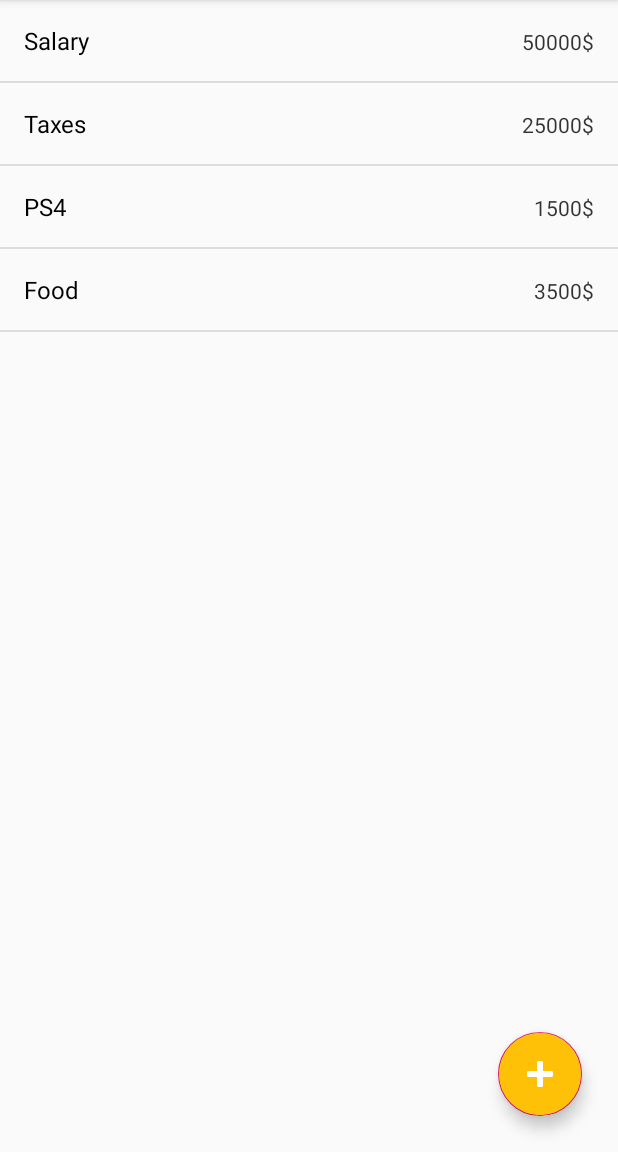
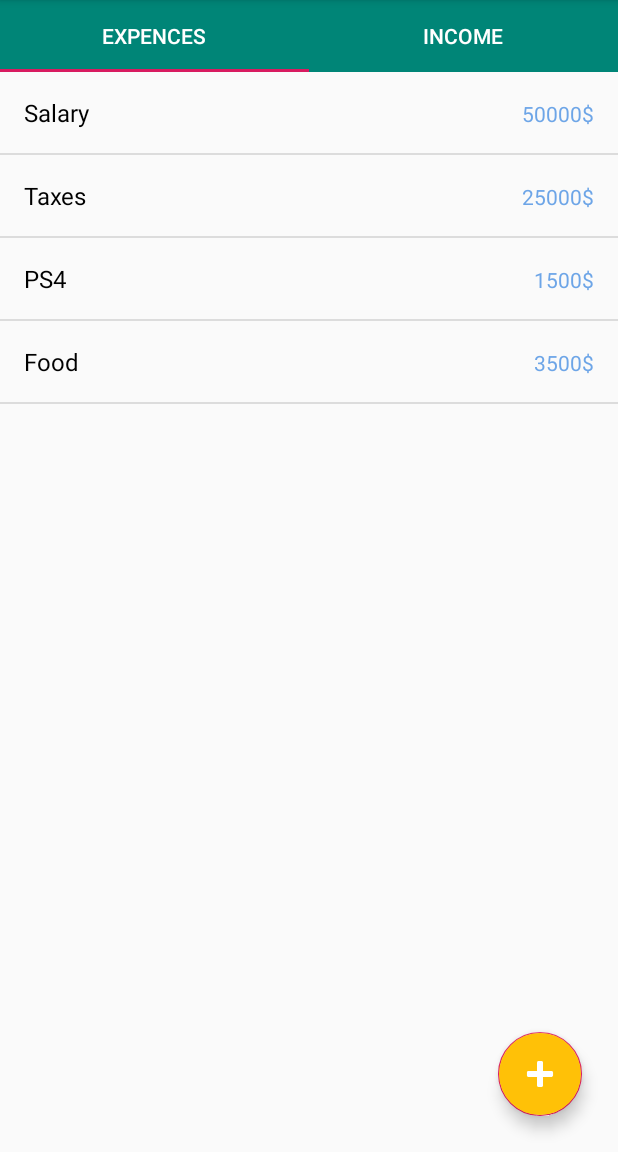
Before and after one commit to TreenD-D/LoftMon, an Android app: the screen it shows after launch (MainActivity), on a phone screen of 412 x 824 dp, the part 84-1236 px from its top. Run offline under Robolectric (Android 15) with nearby library versions, the phone set to English and light mode, and no system bars; 1 statement that could not run was skipped.

Commit message:
fragments

```diff
--- /dev/null
+++ b/app/src/main/java/com/achulkov/loftmon/BudgetFragment.java
@@ -0,0 +1,96 @@
+package com.achulkov.loftmon;
+
+import android.content.Intent;
+import android.os.Bundle;
+import android.view.LayoutInflater;
+import android.view.View;
+import android.view.ViewGroup;
+import android.widget.Button;
+
+import com.achulkov.loftmon.list.ItemsAdapter;
+import com.achulkov.loftmon.list.MoneyItem;
+import com.google.android.material.floatingactionbutton.FloatingActionButton;
+
+import java.util.ArrayList;
+import java.util.List;
+
+import androidx.annotation.NonNull;
+import androidx.annotation.Nullable;
+import androidx.fragment.app.Fragment;
+import androidx.recyclerview.widget.DividerItemDecoration;
+import androidx.recyclerview.widget.LinearLayoutManager;
+import androidx.recyclerview.widget.RecyclerView;
+
+import static android.app.Activity.RESULT_OK;
+
+public class BudgetFragment extends Fragment {
+
+    private static final int ADD_ITEM = 10;
+    private ItemsAdapter itemsAdapter = new ItemsAdapter();
+
+    @Nullable
+    @Override
+    public View onCreateView(
+            @NonNull final LayoutInflater inflater,
+            @Nullable final ViewGroup container,
+            @Nullable final Bundle savedInstanceState
+    ) {
+        View view = inflater.inflate(R.layout.budget_fragment, null);
+
+        FloatingActionButton addItemButton = view.findViewById(R.id.addNewExpense);
+        addItemButton.setOnClickListener(new View.OnClickListener(){
+            @Override
+            public void onClick(final View v){
+
+                    Intent intent = new Intent(getActivity(), AddItemActivity.class);
+                    startActivityForResult(intent, ADD_ITEM);
+
+
+            }
+                                         }
+        );
+
+
+        RecyclerView recyclerView = view.findViewById(R.id.itemsView);
+        recyclerView.setAdapter(itemsAdapter);
+        recyclerView.addItemDecoration(new DividerItemDecoration(recyclerView.getContext(), DividerItemDecoration.VERTICAL));
+        recyclerView.setLayoutManager(new LinearLayoutManager(getContext(), LinearLayoutManager.VERTICAL,
+                false));
+
+        generateData();
+        return view;
+    }
+
+    @Override
+    public void onActivityResult(int requestCode, int resultCode, @Nullable Intent data) {
+
+
+        if (requestCode == ADD_ITEM){
+            if(resultCode == RESULT_OK) {
+                MoneyItem mItem = new MoneyItem(data.getStringExtra("ITEM_NAME"),data.getStringExtra("ITEM_PRICE"));
+                itemsAdapter.addItem(mItem);
+                //for(MoneyItem item1:moneyItems)Log.i("items", item1.getTitle());
+            }
+        }
+
+        super.onActivityResult(requestCode, resultCode, data);
+    }
+
+    private void generateData() {
+
+        List<MoneyItem> moneyItems = new ArrayList<>();
+
+        moneyItems.add(new MoneyItem("Salary", "50000$"));
+        moneyItems.add(new MoneyItem("Taxes", "25000$"));
+        moneyItems.add(new MoneyItem("PS4", "1500$"));
+        moneyItems.add(new MoneyItem("Food", "3500$"));
+
+        itemsAdapter.setData(moneyItems);
+        itemsAdapter.notifyDataSetChanged();
+    }
+
+
+
+
+
+}
--- a/app/src/main/java/com/achulkov/loftmon/MainActivity.java
+++ b/app/src/main/java/com/achulkov/loftmon/MainActivity.java
@@ -1,29 +1,25 @@
 package com.achulkov.loftmon;
 
-import androidx.annotation.Nullable;
+import androidx.annotation.NonNull;
 import androidx.appcompat.app.AppCompatActivity;
+import androidx.fragment.app.Fragment;
+import androidx.fragment.app.FragmentManager;
+import androidx.lifecycle.Lifecycle;
+import androidx.viewpager2.widget.ViewPager2;
+import androidx.viewpager2.adapter.FragmentStateAdapter;
+import android.os.Bundle;
 
-import androidx.recyclerview.widget.DividerItemDecoration;
-import androidx.recyclerview.widget.LinearLayoutManager;
-import androidx.recyclerview.widget.RecyclerView;
+import com.google.android.material.tabs.TabLayout;
+import com.google.android.material.tabs.TabLayoutMediator;
+//import android.util.Log;
 
-import android.content.Intent;
-import android.os.Bundle;
-import android.util.Log;
-import android.view.View;
-
-import com.achulkov.loftmon.list.MoneyItem;
-import com.achulkov.loftmon.list.ItemsAdapter;
-
-import java.util.ArrayList;
-import java.util.List;
 
 public class MainActivity extends AppCompatActivity {
 
-    static final int ADD_ITEM = 1;
 
-    List<MoneyItem> moneyItems = new ArrayList<>();
-    ItemsAdapter itemsAdapter = new ItemsAdapter();
+
+
+
 
     @Override
     protected void onCreate(Bundle savedInstanceState) {
@@ -31,50 +27,42 @@ public class MainActivity extends AppCompatActivity {
         setContentView(R.layout.activity_main);
 
 
+        TabLayout tabLayout = findViewById(R.id.tabs);
+
+        ViewPager2 viewPager = findViewById(R.id.viewpager);
+        viewPager.setAdapter(new BudgetPagerAdapter(getSupportFragmentManager(),getLifecycle()));
+
+        new TabLayoutMediator(tabLayout, viewPager,
+                (tab, position) -> tab.setText(R.string.expences + (position + 1))
+        ).attach();
+
+        tabLayout.getTabAt(0).setText(R.string.expences);
+        tabLayout.getTabAt(1).setText(R.string.income);
 
 
 
-        RecyclerView recyclerView = findViewById(R.id.itemsView);
-        recyclerView.setAdapter(itemsAdapter);
-        recyclerView.addItemDecoration(new DividerItemDecoration(recyclerView.getContext(), DividerItemDecoration.VERTICAL));
-        recyclerView.setLayoutManager(new LinearLayoutManager(getApplicationContext(), LinearLayoutManager.VERTICAL,
-                false));
 
-        generateData();
+
     }
 
-    @Override
-    protected void onActivityResult(int requestCode, int resultCode, @Nullable Intent data) {
+    static class BudgetPagerAdapter extends FragmentStateAdapter {
 
 
-        if (requestCode == ADD_ITEM){
-            if(resultCode == RESULT_OK) {
-                MoneyItem mItem = new MoneyItem(data.getStringExtra("ITEM_NAME"),data.getStringExtra("ITEM_PRICE"));
-                moneyItems.add(mItem);
-                itemsAdapter.setData(moneyItems);
-                itemsAdapter.notifyDataSetChanged();
-                for(MoneyItem item1:moneyItems)Log.i("items", item1.getTitle());
-            }
+        public BudgetPagerAdapter(@NonNull FragmentManager fragmentManager, @NonNull Lifecycle lifecycle) {
+            super(fragmentManager, lifecycle);
         }
 
-        super.onActivityResult(requestCode, resultCode, data);
+        @NonNull
+        @Override
+        public Fragment createFragment(int position) {
+            return new BudgetFragment();
+        }
+
+        @Override
+        public int getItemCount() {
+            return 2;
+        }
     }
 
-    private void generateData() {
-
-
-        moneyItems.add(new MoneyItem("Salary", "50000$"));
-        moneyItems.add(new MoneyItem("Taxes", "25000$"));
-        moneyItems.add(new MoneyItem("PS4", "1500$"));
-        moneyItems.add(new MoneyItem("Food", "3500$"));
-
-        itemsAdapter.setData(moneyItems);
-        itemsAdapter.notifyDataSetChanged();
-    }
-
-    public void onClickAddItem(View view){
-        Intent intent = new Intent(this, AddItemActivity.class);
-        startActivityForResult(intent, ADD_ITEM);
-    }
 
 }
--- a/app/src/main/java/com/achulkov/loftmon/list/ItemsAdapter.java
+++ b/app/src/main/java/com/achulkov/loftmon/list/ItemsAdapter.java
@@ -22,6 +22,11 @@ public class ItemsAdapter extends RecyclerView.Adapter<ItemsAdapter.ItemViewHold
         moneyItemList.clear();
         moneyItemList.addAll(moneyItems);
 
+        notifyDataSetChanged();
+    }
+
+    public void addItem(MoneyItem item) {
+        moneyItemList.add(item);
         notifyDataSetChanged();
     }
 
--- a/app/src/main/res/layout/activity_add_item.xml
+++ b/app/src/main/res/layout/activity_add_item.xml
@@ -36,7 +36,7 @@
             android:fontFamily="sans-serif"
             android:inputType="textPersonName"
             android:lineSpacingExtra="0sp"
-            android:text="@string/addItemPrice"
+            android:hint="@string/addItemPrice"
             android:textColor="#dbdbdb"
             android:textSize="24sp"
             android:textStyle="normal" />
@@ -52,7 +52,7 @@
             android:fontFamily="sans-serif"
             android:inputType="textPersonName"
             android:lineSpacingExtra="0sp"
-            android:text="@string/addItemName"
+            android:hint="@string/addItemName"
             android:textColor="#dbdbdb"
             android:textSize="24sp"
             android:textStyle="normal" />
--- a/app/src/main/res/layout/activity_main.xml
+++ b/app/src/main/res/layout/activity_main.xml
@@ -1,28 +1,26 @@
 <?xml version="1.0" encoding="utf-8"?>
-<androidx.constraintlayout.widget.ConstraintLayout xmlns:android="http://schemas.android.com/apk/res/android"
+<LinearLayout
+    xmlns:android="http://schemas.android.com/apk/res/android"
     xmlns:app="http://schemas.android.com/apk/res-auto"
     xmlns:tools="http://schemas.android.com/tools"
+    android:orientation="vertical"
     android:layout_width="match_parent"
     android:layout_height="match_parent"
-    tools:context=".MainActivity">
+    tools:context=".MainActivity"
+    >
 
-    <androidx.recyclerview.widget.RecyclerView
-        android:id="@+id/itemsView"
+    <com.google.android.material.tabs.TabLayout
+        android:id="@+id/tabs"
+        android:layout_width="match_parent"
+        android:layout_height="wrap_content"
+        android:background="@color/colorPrimary"
+        app:tabTextColor="@android:color/white"/>
+
+    <androidx.viewpager2.widget.ViewPager2
+        xmlns:android="http://schemas.android.com/apk/res/android"
+        android:id="@+id/viewpager"
         android:layout_width="match_parent"
         android:layout_height="match_parent" />
 
-    <com.google.android.material.floatingactionbutton.FloatingActionButton
-        android:id="@+id/addNewExpense"
-        android:layout_width="wrap_content"
-        android:layout_height="wrap_content"
-        android:layout_marginEnd="24dp"
-        android:layout_marginBottom="24dp"
-        android:backgroundTint="@color/expenseColor"
-        android:foreground="@android:drawable/ic_input_add"
-        android:foregroundGravity="center_vertical|center_horizontal"
-        android:foregroundTint="#FFFFFF"
-        android:onClick="onClickAddItem"
-        app:layout_constraintBottom_toBottomOf="parent"
-        app:layout_constraintEnd_toEndOf="parent" />
 
-</androidx.constraintlayout.widget.ConstraintLayout>
+</LinearLayout>
--- /dev/null
+++ b/app/src/main/res/layout/budget_fragment.xml
@@ -0,0 +1,31 @@
+<?xml version="1.0" encoding="utf-8"?>
+<FrameLayout
+    xmlns:android="http://schemas.android.com/apk/res/android"
+    xmlns:app="http://schemas.android.com/apk/res-auto"
+    xmlns:tools="http://schemas.android.com/tools"
+    android:layout_width="match_parent"
+    android:layout_height="match_parent"
+    tools:context=".MainActivity"
+    >
+
+    <androidx.recyclerview.widget.RecyclerView
+        android:id="@+id/itemsView"
+        android:layout_width="match_parent"
+        android:layout_height="wrap_content"
+        app:layoutManager="androidx.recyclerview.widget.LinearLayoutManager"/>
+
+    <com.google.android.material.floatingactionbutton.FloatingActionButton
+        android:id="@+id/addNewExpense"
+        android:layout_width="wrap_content"
+        android:layout_height="wrap_content"
+        android:layout_marginEnd="24dp"
+        android:layout_marginBottom="24dp"
+        android:layout_gravity="bottom|end"
+        android:backgroundTint="@color/expenseColor"
+        android:foreground="@android:drawable/ic_input_add"
+        android:foregroundGravity="center_vertical|center_horizontal"
+        android:foregroundTint="#FFFFFF"
+        app:layout_constraintBottom_toBottomOf="parent"
+        app:layout_constraintEnd_toEndOf="parent" />
+
+</FrameLayout>
--- a/app/src/main/res/layout/cell_money.xml
+++ b/app/src/main/res/layout/cell_money.xml
@@ -19,6 +19,6 @@
         android:layout_height="wrap_content"
         android:layout_marginStart="16dp"
         android:alpha="0.8"
-        android:textColor="@android:color/black" />
+        android:textColor="@color/dark_sky_blue" />
 
 </LinearLayout>
--- a/app/src/main/res/values/colors.xml
+++ b/app/src/main/res/values/colors.xml
@@ -6,4 +6,6 @@
     <color name="white_two">#FFFFFF</color>
     <color name="white_three">#eaeaea</color>
     <color name="expenseColor">#ffc107</color>
+    <color name="dark_sky_blue">#4a90e2</color>
+    <color name="apple_green">#7ed321</color>
 </resources>
--- a/app/src/main/res/values/strings.xml
+++ b/app/src/main/res/values/strings.xml
@@ -4,4 +4,6 @@
     <string name="addItemButton">✓ ADD</string>
     <string name="addItemName">Name</string>
     <string name="addItemPrice">Price</string>
+    <string name="expences">Expences</string>
+    <string name="income">Income</string>
 </resources>
```
Also changed, not shown: app/build.gradle (+12 -6 lines), 1 other file.
